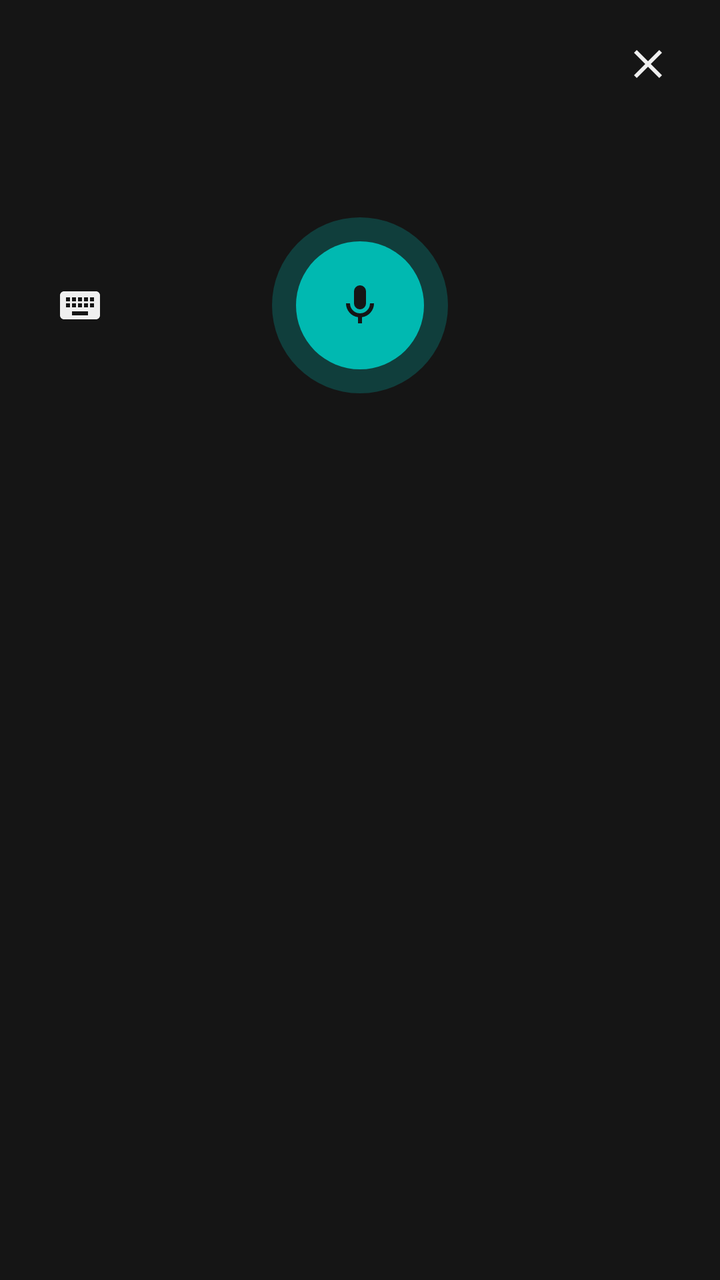
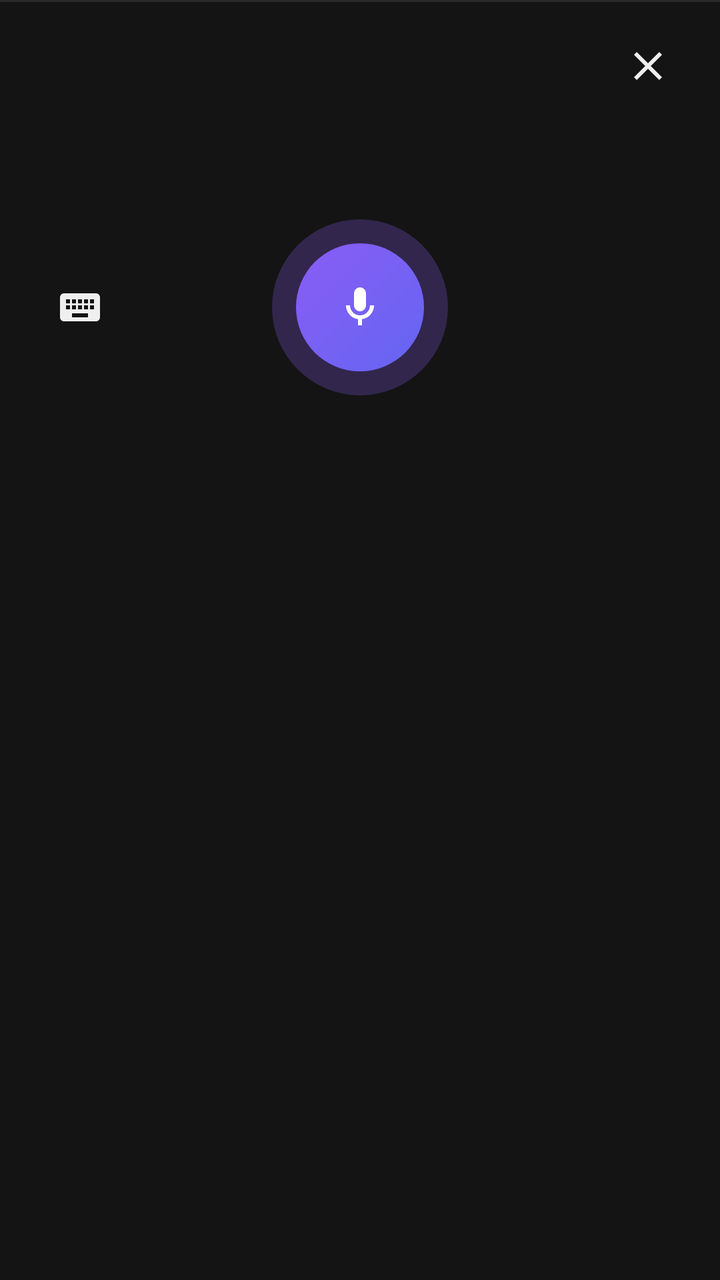

Two renders of the same Android screen: before a commit and after it. Below are the layout's source before the change and the commit's diff.
<!-- AndroidManifest.xml: application theme android:Theme.DeviceDefault.DayNight -->
<!-- res/layout/voice_panel.xml -->
<?xml version="1.0" encoding="utf-8"?>
<LinearLayout xmlns:android="http://schemas.android.com/apk/res/android"
    android:layout_width="match_parent"
    android:layout_height="wrap_content"
    android:background="@color/panel_background"
    android:orientation="vertical"
    android:paddingStart="16dp"
    android:paddingTop="12dp"
    android:paddingEnd="16dp"
    android:paddingBottom="16dp">

    <LinearLayout
        android:layout_width="match_parent"
        android:layout_height="wrap_content"
        android:gravity="center_vertical"
        android:orientation="horizontal">

        <TextView
            android:id="@+id/status_text"
            android:layout_width="0dp"
            android:layout_height="wrap_content"
            android:layout_weight="1"
            android:textColor="@color/panel_muted"
            android:textSize="13sp" />

        <ImageButton
            android:id="@+id/cancel_button"
            android:layout_width="40dp"
            android:layout_height="40dp"
            android:background="@drawable/control_background"
            android:contentDescription="@string/action_cancel"
            android:src="@drawable/ic_close" />
    </LinearLayout>

    <TextView
        android:id="@+id/transcript_text"
        android:layout_width="match_parent"
        android:layout_height="wrap_content"
        android:layout_marginTop="4dp"
        android:maxLines="3"
        android:minLines="2"
        android:textColor="@color/panel_text"
        android:textSize="16sp" />

    <FrameLayout
        android:layout_width="match_parent"
        android:layout_height="96dp"
        android:layout_marginTop="8dp">

        <ImageButton
            android:id="@+id/keyboard_button"
            android:layout_width="48dp"
            android:layout_height="48dp"
            android:layout_gravity="start|center_vertical"
            android:background="@drawable/control_background"
            android:contentDescription="@string/action_back_to_keyboard"
            android:src="@drawable/ic_keyboard" />

        
        <View
            android:id="@+id/level_ring"
            android:layout_width="88dp"
            android:layout_height="88dp"
            android:layout_gravity="center"
            android:background="@drawable/mic_level_ring" />

        <ImageButton
            android:id="@+id/microphone_button"
            android:layout_width="64dp"
            android:layout_height="64dp"
            android:layout_gravity="center"
            android:background="@drawable/mic_button_background"
            android:contentDescription="@string/action_stop"
            android:src="@drawable/ic_mic" />
    </FrameLayout>
</LinearLayout>
<!-- resources referenced by this layout -->
<resources>
  <color name="panel_background">#FF151515</color>
  <color name="panel_muted">#FF9AA0A6</color>
  <color name="panel_text">#FFEFEFEF</color>
  <!-- drawable control_background (drawable) -->
  <ripple xmlns:android="http://schemas.android.com/apk/res/android" android:color="@color/control_hover">
      <item android:id="@android:id/mask">
          <shape android:shape="rectangle"><corners android:radius="12dp" /><solid android:color="#FFFFFFFF" /></shape>
      </item>
  </ripple>
  <!-- drawable ic_close (drawable) -->
  <vector xmlns:android="http://schemas.android.com/apk/res/android" android:width="24dp" android:height="24dp" android:viewportWidth="24" android:viewportHeight="24">
      <path android:fillColor="#FFEFEFEF" android:pathData="M19,6.41L17.59,5 12,10.59 6.41,5 5,6.41 10.59,12 5,17.59 6.41,19 12,13.41 17.59,19 19,17.59 13.41,12z" />
  </vector>
  <!-- drawable ic_keyboard (drawable) -->
  <vector xmlns:android="http://schemas.android.com/apk/res/android" android:width="24dp" android:height="24dp" android:viewportWidth="24" android:viewportHeight="24">
      <path android:fillColor="#FFEFEFEF" android:pathData="M20,5H4C2.9,5 2,5.9 2,7v10c0,1.1 0.9,2 2,2h16c1.1,0 2,-0.9 2,-2V7C22,5.9 21.1,5 20,5zM11,8h2v2h-2V8zM11,11h2v2h-2V11zM8,8h2v2H8V8zM8,11h2v2H8V11zM7,13H5v-2h2V13zM7,10H5V8h2V10zM16,17H8v-2h8V17zM16,13h-2v-2h2V13zM16,10h-2V8h2V10zM19,13h-2v-2h2V13zM19,10h-2V8h2V10z" />
  </vector>
  <!-- drawable ic_mic (drawable) -->
  <vector xmlns:android="http://schemas.android.com/apk/res/android" android:width="24dp" android:height="24dp" android:viewportWidth="24" android:viewportHeight="24">
      <path android:fillColor="#FF151515" android:pathData="M12,14a3,3 0,0 0,3 -3V5a3,3 0,0 0,-6 0v6a3,3 0,0 0,3 3zM17,11a5,5 0,0 1,-10 0H5a7,7 0,0 0,6 6.92V21h2v-3.08A7,7 0,0 0,19 11z" />
  </vector>
  <!-- drawable mic_button_background (drawable) -->
  <shape xmlns:android="http://schemas.android.com/apk/res/android" android:shape="oval">
      <solid android:color="@color/indicator" />
  </shape>
  <!-- drawable mic_level_ring (drawable) -->
  <shape xmlns:android="http://schemas.android.com/apk/res/android" android:shape="oval">
      <solid android:color="#4000B9B1" />
  </shape>
  <string name="action_back_to_keyboard">Back to keyboard</string>
  <string name="action_cancel">Cancel</string>
  <string name="action_stop">Stop</string>
  <color name="control_hover">#FF333333</color>
  <color name="indicator">#FF00B9B1</color>
</resources>

<!-- the commit's change to res/layout/voice_panel.xml (unified diff, before → after) -->
@@ -3,11 +3,22 @@
     android:layout_width="match_parent"
     android:layout_height="wrap_content"
     android:background="@color/panel_background"
-    android:orientation="vertical"
-    android:paddingStart="16dp"
-    android:paddingTop="12dp"
-    android:paddingEnd="16dp"
-    android:paddingBottom="16dp">
+    android:orientation="vertical">
+
+    
+    <View
+        android:layout_width="match_parent"
+        android:layout_height="1dp"
+        android:background="@color/panel_border" />
+
+    <LinearLayout
+        android:layout_width="match_parent"
+        android:layout_height="wrap_content"
+        android:orientation="vertical"
+        android:paddingStart="16dp"
+        android:paddingTop="12dp"
+        android:paddingEnd="16dp"
+        android:paddingBottom="16dp">
 
     <LinearLayout
         android:layout_width="match_parent"
@@ -74,3 +85,4 @@
             android:src="@drawable/ic_mic" />
     </FrameLayout>
 </LinearLayout>
+</LinearLayout>
<!-- resource entries referenced after the edit -->
@@ -1,8 +1,9 @@
 <!-- resources referenced by this layout -->
 <resources>
-  <color name="panel_background">#FF151515</color>
-  <color name="panel_muted">#FF9AA0A6</color>
-  <color name="panel_text">#FFEFEFEF</color>
+  <color name="panel_background">#FF141414</color>
+  <color name="panel_border">#FF2A2A2A</color>
+  <color name="panel_muted">#FF8F8F8F</color>
+  <color name="panel_text">#FFEDEDED</color>
   <!-- drawable control_background (drawable) -->
   <ripple xmlns:android="http://schemas.android.com/apk/res/android" android:color="@color/control_hover">
       <item android:id="@android:id/mask">
@@ -19,20 +20,22 @@
   </vector>
   <!-- drawable ic_mic (drawable) -->
   <vector xmlns:android="http://schemas.android.com/apk/res/android" android:width="24dp" android:height="24dp" android:viewportWidth="24" android:viewportHeight="24">
-      <path android:fillColor="#FF151515" android:pathData="M12,14a3,3 0,0 0,3 -3V5a3,3 0,0 0,-6 0v6a3,3 0,0 0,3 3zM17,11a5,5 0,0 1,-10 0H5a7,7 0,0 0,6 6.92V21h2v-3.08A7,7 0,0 0,19 11z" />
+      <path android:fillColor="#FFFFFFFF" android:pathData="M12,14a3,3 0,0 0,3 -3V5a3,3 0,0 0,-6 0v6a3,3 0,0 0,3 3zM17,11a5,5 0,0 1,-10 0H5a7,7 0,0 0,6 6.92V21h2v-3.08A7,7 0,0 0,19 11z" />
   </vector>
   <!-- drawable mic_button_background (drawable) -->
   <shape xmlns:android="http://schemas.android.com/apk/res/android" android:shape="oval">
-      <solid android:color="@color/indicator" />
+      
+      <gradient android:angle="315" android:startColor="@color/indicator" android:endColor="@color/indicator_deep" />
   </shape>
   <!-- drawable mic_level_ring (drawable) -->
   <shape xmlns:android="http://schemas.android.com/apk/res/android" android:shape="oval">
-      <solid android:color="#4000B9B1" />
+      <solid android:color="#408B5CF6" />
   </shape>
   <string name="action_back_to_keyboard">Back to keyboard</string>
   <string name="action_cancel">Cancel</string>
   <string name="action_stop">Stop</string>
-  <color name="control_hover">#FF333333</color>
-  <color name="indicator">#FF00B9B1</color>
+  <color name="control_hover">#FF1A1A1A</color>
+  <color name="indicator">#FF8B5CF6</color>
+  <color name="indicator_deep">#FF6366F1</color>
 </resources>
 
